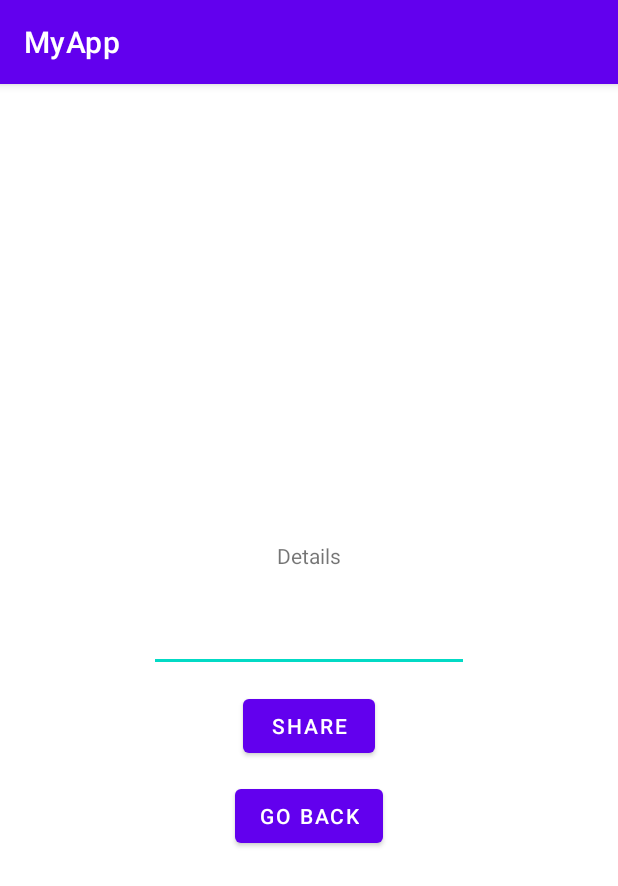
After one commit to Akacoll/android-vntschool, an Android app: the DetailsActivity screen opened directly, with no data from a screen before it, on a phone screen of 412 x 824 dp. The commit adds this screen. Shown: the top 886 px of the screen. Run offline under Robolectric (Android 15) with nearby library versions, the phone set to English and light mode, and no system bars.

Commit message:
Challenge 1: Use share intent

```diff
--- a/app/build.gradle
+++ b/app/build.gradle
@@ -29,11 +29,15 @@ android {
     kotlinOptions {
         jvmTarget = '1.8'
     }
+
+    viewBinding {
+        enabled = true
+    }
 }
 
 dependencies {
 
-    implementation 'androidx.core:core-ktx:1.7.0'
+    implementation 'androidx.core:core-ktx:1.8.0'
     implementation 'androidx.appcompat:appcompat:1.5.0'
     implementation 'com.google.android.material:material:1.6.1'
     implementation 'androidx.constraintlayout:constraintlayout:2.1.4'
--- a/app/src/main/AndroidManifest.xml
+++ b/app/src/main/AndroidManifest.xml
@@ -14,6 +14,9 @@
         android:theme="@style/Theme.MyApp"
         tools:targetApi="31">
         <activity
+            android:name=".DetailsActivity"
+            android:exported="false" />
+        <activity
             android:name=".MainActivity"
             android:exported="true">
             <intent-filter>
--- /dev/null
+++ b/app/src/main/java/com/akacoll/myapp/DetailsActivity.kt
@@ -0,0 +1,35 @@
+package com.akacoll.myapp
+
+import android.content.Intent
+import androidx.appcompat.app.AppCompatActivity
+import android.os.Bundle
+import com.akacoll.myapp.databinding.ActivityDetailsBinding
+
+class DetailsActivity : AppCompatActivity() {
+    private lateinit var binding: ActivityDetailsBinding
+    override fun onCreate(savedInstanceState: Bundle?) {
+        super.onCreate(savedInstanceState)
+        binding = ActivityDetailsBinding.inflate(layoutInflater)
+        val view = binding.root
+        setupButton()
+        setContentView(view)
+    }
+
+    private fun setupButton() {
+        binding.btnBack.setOnClickListener {
+            onBackPressed()
+        }
+
+        binding.btnShare.setOnClickListener {
+            val text = binding.etShare.text.toString()
+            val sendIntent: Intent = Intent().apply {
+                action = Intent.ACTION_SEND
+                putExtra(Intent.EXTRA_TEXT, text)
+                type = "text/plain"
+            }
+
+            val shareIntent = Intent.createChooser(sendIntent, null)
+            startActivity(shareIntent)
+        }
+    }
+}
--- /dev/null
+++ b/app/src/main/res/layout/activity_details.xml
@@ -0,0 +1,49 @@
+<?xml version="1.0" encoding="utf-8"?>
+<androidx.constraintlayout.widget.ConstraintLayout xmlns:android="http://schemas.android.com/apk/res/android"
+    xmlns:app="http://schemas.android.com/apk/res-auto"
+    xmlns:tools="http://schemas.android.com/tools"
+    android:layout_width="match_parent"
+    android:layout_height="match_parent"
+    tools:context=".DetailsActivity">
+
+    <TextView
+        android:id="@+id/textView"
+        android:layout_width="wrap_content"
+        android:layout_height="wrap_content"
+        android:layout_marginBottom="140dp"
+        android:text="Details"
+        app:layout_constraintBottom_toTopOf="@+id/btn_back"
+        app:layout_constraintEnd_toEndOf="parent"
+        app:layout_constraintStart_toStartOf="parent" />
+
+    <Button
+        android:id="@+id/btn_back"
+        android:layout_width="wrap_content"
+        android:layout_height="wrap_content"
+        android:layout_marginBottom="256dp"
+        android:text="Go back"
+        app:layout_constraintBottom_toBottomOf="parent"
+        app:layout_constraintEnd_toEndOf="parent"
+        app:layout_constraintStart_toStartOf="parent" />
+
+    <EditText
+        android:id="@+id/et_share"
+        android:layout_width="wrap_content"
+        android:layout_height="wrap_content"
+        android:layout_marginBottom="12dp"
+        android:ems="10"
+        android:inputType="textPersonName"
+        app:layout_constraintBottom_toTopOf="@+id/btn_share"
+        app:layout_constraintEnd_toEndOf="parent"
+        app:layout_constraintStart_toStartOf="parent" />
+
+    <Button
+        android:id="@+id/btn_share"
+        android:layout_width="wrap_content"
+        android:layout_height="wrap_content"
+        android:layout_marginBottom="12dp"
+        android:text="Share"
+        app:layout_constraintBottom_toTopOf="@+id/btn_back"
+        app:layout_constraintEnd_toEndOf="parent"
+        app:layout_constraintStart_toStartOf="parent" />
+</androidx.constraintlayout.widget.ConstraintLayout>
--- a/build.gradle
+++ b/build.gradle
@@ -2,7 +2,7 @@
 plugins {
     id 'com.android.application' version '7.2.2' apply false
     id 'com.android.library' version '7.2.2' apply false
-    id 'org.jetbrains.kotlin.android' version '1.6.10' apply false
+    id 'org.jetbrains.kotlin.android' version '1.7.10' apply false
 }
 
 task clean(type: Delete) {
```
Also changed, not shown: app/src/main/java/com/akacoll/myapp/MainActivity.kt (+16 -1 lines), app/src/main/res/layout/activity_main.xml (+12 -2 lines).
